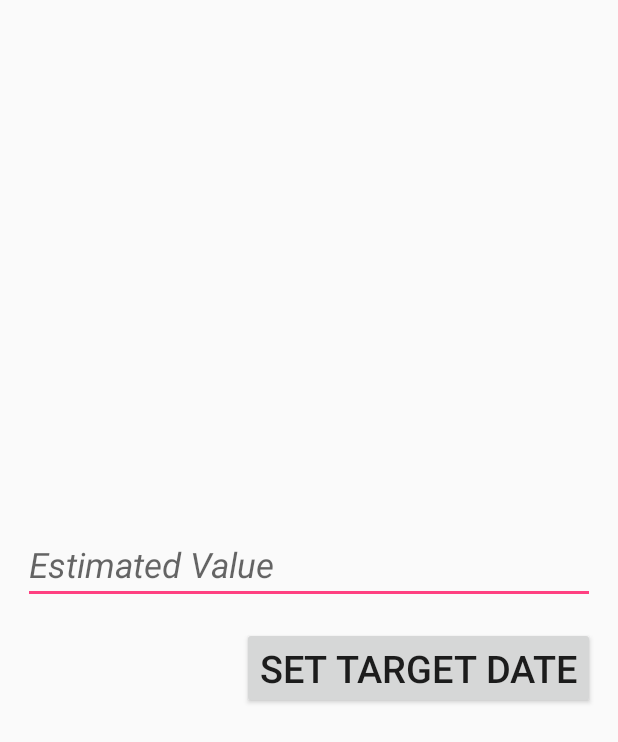
After one commit to rrosatti/lets-get-out, an Android app: the layout activity_setup_goal.xml on its own in the app's theme, with its tools: preview values and no code run, on a phone screen of 412 x 824 dp. The commit adds this screen. Shown: the top 742 px of the screen. Run offline under Robolectric (Android 15) with nearby library versions, the phone set to English and light mode, and no system bars.

Commit message:
create activity_setup_goal.xml

```diff
--- /dev/null
+++ b/app/src/main/res/layout/activity_setup_goal.xml
@@ -0,0 +1,37 @@
+<?xml version="1.0" encoding="utf-8"?>
+<RelativeLayout
+    xmlns:android="http://schemas.android.com/apk/res/android" android:layout_width="match_parent"
+    android:layout_height="match_parent" android:padding="15dp">
+
+    <android.support.design.widget.AppBarLayout
+        android:layout_width="match_parent"
+        android:layout_height="wrap_content"
+        android:theme="@style/ThemeOverlay.AppCompat.Dark.ActionBar" />
+
+    <RelativeLayout
+        android:layout_centerInParent="true"
+        android:layout_width="wrap_content"
+        android:layout_height="wrap_content">
+
+        <EditText
+            android:id="@+id/etEstimatedValue"
+            android:layout_width="match_parent"
+            android:layout_height="wrap_content"
+            android:hint="@string/hint_estimated_value"
+            android:textStyle="italic"
+            android:textSize="23sp"/>
+
+
+        <Button
+            android:id="@+id/btSetTargetDate"
+            android:layout_width="wrap_content"
+            android:layout_height="wrap_content"
+            android:text="@string/set_target_date"
+            android:textSize="25sp"
+            android:layout_marginTop="15dp"
+            android:layout_below="@+id/etEstimatedValue"
+            android:layout_alignParentEnd="true"/>
+
+    </RelativeLayout>
+
+</RelativeLayout>
--- a/app/src/main/res/values/strings.xml
+++ b/app/src/main/res/values/strings.xml
@@ -60,5 +60,9 @@
     <!-- Buttons -->
     <string name="set_up_goal">Set up new Goal</string>
     <string name="update_goal">Update Goal</string>
+    <string name="set_target_date">Set Target Date</string>
+
+    <!-- Hints -->
+    <string name="hint_estimated_value">Estimated Value</string>
 
 </resources>
```
